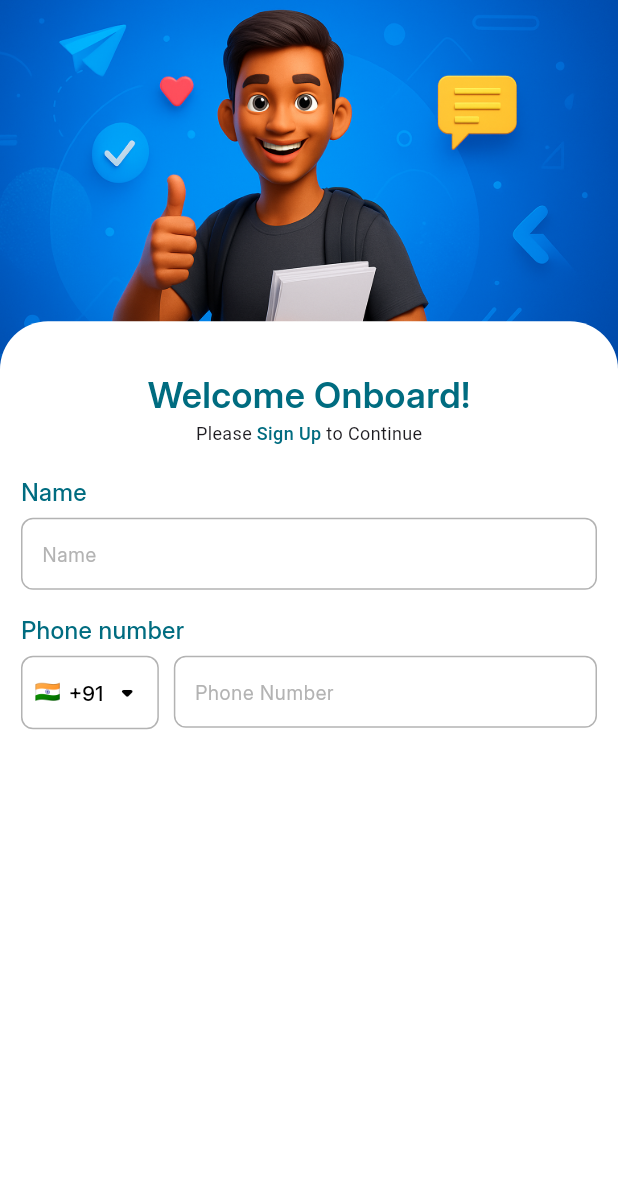
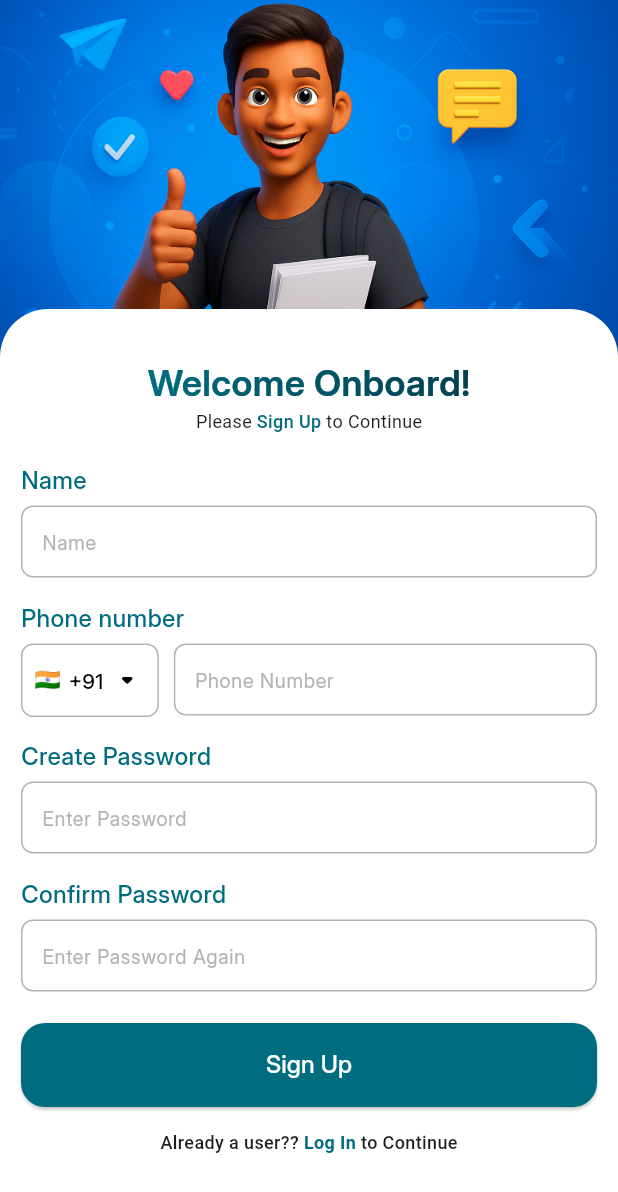
Before and after one commit to Hardikdhull/ClickPick, a Flutter app: the screen it shows after launch, on a phone screen of 412 x 824 dp. Shown: the top 1192 px of the screen. Run offline on Flutter 3.47's test engine with Material 3 defaults, Android fonts, the phone set to English and light mode, and no system bars.

Commit message:
signup screen complete

```diff
--- a/lib/screens/signup_screen.dart
+++ b/lib/screens/signup_screen.dart
@@ -1,5 +1,6 @@
 import 'package:clickpic/constants/colors.dart';
 import 'package:clickpic/widgets/country_code_dropdown.dart';
+import 'package:clickpic/widgets/custom_button.dart';
 import 'package:clickpic/widgets/custom_text_field.dart';
 import 'package:flutter/material.dart';
 
@@ -13,6 +14,8 @@ class SignupScreen extends StatefulWidget {
 class _SignupScreenState extends State<SignupScreen> {
   final TextEditingController _nameController = TextEditingController();
   final TextEditingController _numController = TextEditingController();
+  final TextEditingController _pwdController = TextEditingController();
+  final TextEditingController _confirmPwdController = TextEditingController();
   String _selectedCountryCode = '+91';
 
   @override
@@ -34,7 +37,7 @@ class _SignupScreenState extends State<SignupScreen> {
     return Image.asset(
       'assets/images/login_header.png',
       width: double.infinity,
-      height: screenHeight * 0.31,
+      height: screenHeight * 0.30,
       fit: BoxFit.cover,
     );
   }
@@ -43,7 +46,7 @@ class _SignupScreenState extends State<SignupScreen> {
     return SingleChildScrollView(
       child: Column(
         children: [
-          SizedBox(height: screenHeight * 0.26),
+          SizedBox(height: screenHeight * 0.25),
           Container(
             width: double.infinity,
             constraints: BoxConstraints(minHeight: screenHeight * 0.73),
@@ -58,8 +61,14 @@ class _SignupScreenState extends State<SignupScreen> {
                 _buildWelcomeHeader(),
                 const SizedBox(height: 20),
                 _buildNameSection(),
-                const SizedBox(height: 15,),
-                _buildPhoneNumberSection()
+                const SizedBox(height: 15),
+                _buildPhoneNumberSection(),
+                const SizedBox(height: 15),
+                _buildCreatePasswordSection(),
+                const SizedBox(height: 15),
+                _buildConfirmPasswordSection(),
+                const SizedBox(height: 20),
+                _buildBottomSection(),
               ],
             ),
           ),
@@ -72,15 +81,24 @@ class _SignupScreenState extends State<SignupScreen> {
     return Column(
       children: [
         Center(
-          child: Text(
-            'Welcome Onboard!',
-            style: TextStyle(
-              fontWeight: FontWeight.w700,
-              fontSize: 24,
-              color: AppColors.primary,
+          child: ShaderMask(
+            shaderCallback: (bounds) => const LinearGradient(
+              colors: [Color(0xFF006C80), Color(0xFF00414D)],
+              begin: Alignment.topLeft,
+              end: Alignment.bottomRight,
+            ).createShader(bounds),
+            child: const Text(
+              'Welcome Onboard!',
+              style: TextStyle(
+                fontWeight: FontWeight.w700,
+                fontSize: 24,
+                color: Colors
+                    .white,
+              ),
             ),
           ),
         ),
+
         Center(
           child: Text.rich(
             TextSpan(
@@ -149,6 +167,64 @@ class _SignupScreenState extends State<SignupScreen> {
     );
   }
 
+  Widget _buildCreatePasswordSection() {
+    return Column(
+      crossAxisAlignment: CrossAxisAlignment.start,
+      children: [
+        _buildLabel('Create Password'),
+        const SizedBox(height: 5),
+        CustomTextField(
+          controller: _pwdController,
+          hintText: 'Enter Password',
+          width: double.infinity,
+          keyboardType: TextInputType.text,
+          isObscureText: true,
+        ),
+      ],
+    );
+  }
+
+  Widget _buildConfirmPasswordSection() {
+    return Column(
+      crossAxisAlignment: CrossAxisAlignment.start,
+      children: [
+        _buildLabel('Confirm Password'),
+        const SizedBox(height: 5),
+        CustomTextField(
+          controller: _confirmPwdController,
+          hintText: 'Enter Password Again',
+          width: double.infinity,
+          keyboardType: TextInputType.text,
+        ),
+      ],
+    );
+  }
+
+  Widget _buildBottomSection() {
+    return Column(
+      children: [
+        CustomButton(onTap: () {}, text: 'Sign Up'),
+        const SizedBox(height: 15),
+        Text.rich(
+          TextSpan(
+            text: 'Already a user?? ',
+            style: TextStyle(fontSize: 12, fontWeight: FontWeight.w500),
+            children: const <TextSpan>[
+              TextSpan(
+                text: 'Log In ',
+                style: TextStyle(
+                  color: AppColors.primary,
+                  fontWeight: FontWeight.w600,
+                ),
+              ),
+              TextSpan(text: 'to Continue'),
+            ],
+          ),
+        ),
+      ],
+    );
+  }
+
   Widget _buildLabel(String text) {
     return Text(
       text,
```
